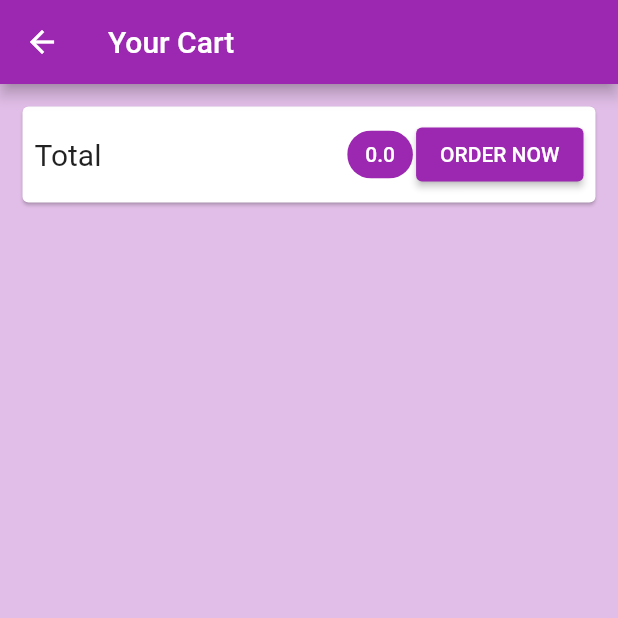
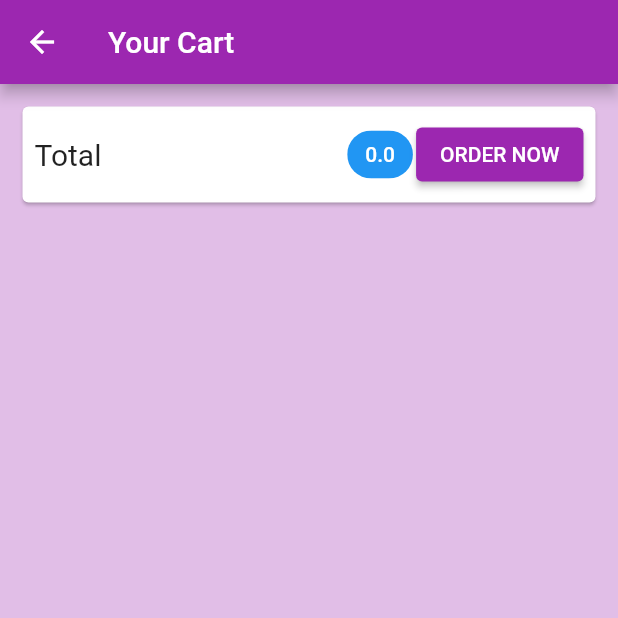
Before and after one commit to Bablu-90/my_shop_app_shashank, a Flutter app: the CartScreen screen opened directly, after a tap on "ORDER NOW", on a phone screen of 412 x 824 dp, the top half of it. Run offline on Flutter 3.47's test engine with Material 2 defaults, Android fonts, the phone set to English and light mode, and no system bars; our stand-ins replace cached_network_image, firebase_core, firebase_database, get; missing offline and left inert: flutter_overboard; accounts and stored records are empty; Roboto replaces fonts that are missing (Lat).

Commit message:
Dart fix, format code

```diff
--- a/lib/Getx/cart.dart
+++ b/lib/Getx/cart.dart
@@ -13,6 +13,7 @@ class CartItem {
     required this.quantity,
     required this.price,
   });
+
   factory CartItem.fromJson(Map<String, dynamic> json) {
     return CartItem(
       id: json['id'],
--- a/lib/Getx/orders.dart
+++ b/lib/Getx/orders.dart
@@ -44,19 +44,15 @@ class OrdersController extends GetxController {
   RxList<OrderItem> orderList = RxList<OrderItem>([]);
 
   Future<void> fetchAndSetOrders() async {
-    await FirebaseDatabase.instance
-        .ref()
-        .child('OrderItem')
-        .onValue
-        .listen((event) {
+    FirebaseDatabase.instance.ref().child('OrderItem').onValue.listen((event) {
       ProductsGetController productsGetController =
           Get.put(ProductsGetController());
       productsGetController.shoppingCartItems.clear();
-      event.snapshot.children.forEach((element) {
+      for (var element in event.snapshot.children) {
         OrderItem orderItem =
             OrderItem.fromJson(jsonDecode(jsonEncode(element.value)));
         orderList.add(orderItem);
-      });
+      }
     });
   }
 
--- a/lib/Getx/products_getx.dart
+++ b/lib/Getx/products_getx.dart
@@ -78,17 +78,13 @@ class ProductsGetController extends GetxController {
   }
 
   Future<void> fetchAndSetProducts() async {
-    await FirebaseDatabase.instance
-        .ref()
-        .child('Product')
-        .onValue
-        .listen((event) {
+    FirebaseDatabase.instance.ref().child('Product').onValue.listen((event) {
       items.clear();
-      event.snapshot.children.forEach((element) {
+      for (var element in event.snapshot.children) {
         Product newProduct =
             Product.fromJson(jsonDecode(jsonEncode(element.value)));
         items.add(newProduct);
-      });
+      }
     });
   }
 
--- a/lib/main.dart
+++ b/lib/main.dart
@@ -20,9 +20,9 @@ class MyApp extends StatelessWidget {
       title: 'My Shop',
       color: Colors.black87,
       theme: ThemeData(
-        primarySwatch: Colors.purple,
-        accentColor: Colors.deepOrange.shade100,
         fontFamily: 'Lat',
+        colorScheme: ColorScheme.fromSwatch(primarySwatch: Colors.purple)
+            .copyWith(secondary: Colors.deepOrange.shade100),
       ),
       home: SplashScreen(),
     );
--- a/lib/screens/cart_screen.dart
+++ b/lib/screens/cart_screen.dart
@@ -1,6 +1,5 @@
 import 'package:flutter/material.dart';
 import 'package:get/get.dart';
-import 'package:get/get_core/src/get_main.dart';
 import 'package:my_shop_app/Getx/cart.dart';
 import 'package:my_shop_app/Getx/orders.dart';
 import 'package:my_shop_app/Getx/products_getx.dart';
@@ -19,29 +18,29 @@ class _CartScreenState extends State<CartScreen> {
     OrdersController orderController = Get.find();
     return Scaffold(
       appBar: AppBar(
-        title: Text('Your Cart'),
+        title: const Text('Your Cart'),
       ),
       body: Column(
         children: <Widget>[
           Card(
-            margin: EdgeInsets.all(15),
+            margin: const EdgeInsets.all(15),
             child: Padding(
-              padding: EdgeInsets.all(8.0),
+              padding: const EdgeInsets.all(8.0),
               child: Row(
                 mainAxisAlignment: MainAxisAlignment.spaceBetween,
                 children: <Widget>[
-                  Text(
+                  const Text(
                     'Total',
                     style: TextStyle(fontSize: 20),
                   ),
-                  Spacer(),
+                  const Spacer(),
                   Chip(
                     label: Obx(() {
                       return Text(
                         productsGetController.shoppingCartItems.isNotEmpty
                             ? '\$${productsGetController.shoppingCartItems.map((element) => element.price).toList().reduce((value, element) => value + element).toStringAsFixed(2)}'
                             : '0.0',
-                        style: TextStyle(color: Colors.white),
+                        style: const TextStyle(color: Colors.white),
                       );
                     }),
                     backgroundColor: Theme.of(context).primaryColor,
@@ -68,13 +67,13 @@ class _CartScreenState extends State<CartScreen> {
                         snackPosition: SnackPosition.BOTTOM,
                       );
                     },
-                    child: Text('ORDER NOW'),
+                    child: const Text('ORDER NOW'),
                   )
                 ],
               ),
             ),
           ),
-          SizedBox(height: 10),
+          const SizedBox(height: 10),
           Expanded(child: Obx(() {
             return ListView.builder(
               itemCount: productsGetController.shoppingCartItems.length,
--- a/lib/screens/onboarding_screen.dart
+++ b/lib/screens/onboarding_screen.dart
@@ -47,14 +47,14 @@ class _OnBoardingScreenState extends State<OnBoardingScreen> {
         body: 'See the increase in productivity & output',
         doAnimateImage: true),
     PageModel(
-        color: Color(0xFF9B90BC),
+        color: const Color(0xFF9B90BC),
         imageAssetPath: 'assets/images/shopping 2.jpg',
         title: 'Shop Screen ',
         body: 'Connect with the people from different places',
         doAnimateImage: true),
     PageModel.withChild(
         child: Padding(
-          padding: EdgeInsets.only(bottom: 25.0),
+          padding: const EdgeInsets.only(bottom: 25.0),
           child: Image.asset('assets/images/ecommerce.jpg',
               width: 300.0, height: 300.0),
         ),
--- a/lib/screens/widgets/product_grid.dart
+++ b/lib/screens/widgets/product_grid.dart
@@ -9,17 +9,18 @@ class ProductGrid extends StatelessWidget {
       Get.put(ProductsGetController());
 
   final cartController = Get.put(CartController());
+
   @override
   Widget build(BuildContext context) {
     return Obx(() {
       return GridView.builder(
-          gridDelegate: SliverGridDelegateWithFixedCrossAxisCount(
+          gridDelegate: const SliverGridDelegateWithFixedCrossAxisCount(
             crossAxisCount: 2,
             childAspectRatio: 3 / 2,
             crossAxisSpacing: 10,
             mainAxisSpacing: 10,
           ),
-          padding: EdgeInsets.all(10.0),
+          padding: const EdgeInsets.all(10.0),
           itemCount: productsGetController.items.length,
           itemBuilder: (ctx, i) {
             return Obx(() {
```
Also changed, not shown: lib/screens/animated_screen.dart (+6 -4 lines), lib/screens/edit_product_screen.dart (+13 -13 lines), lib/screens/order_screen.dart (+3 -4 lines), lib/screens/product_detail_screen.dart (+6 -7 lines), lib/screens/products_overview_screen.dart (+16 -15 lines), lib/screens/splash_screen.dart (+7 -8 lines), lib/screens/user_products_screen.dart (+6 -7 lines), lib/screens/widgets/app_drawer.dart (+12 -13 lines), lib/screens/widgets/badge.dart (+4 -4 lines), lib/screens/widgets/cart_item.dart (+15 -15 lines), lib/screens/widgets/order_item.dart (+7 -5 lines), lib/screens/widgets/product_item.dart (+3 -4 lines), lib/screens/widgets/user_product_item.dart (+8 -8 lines).
